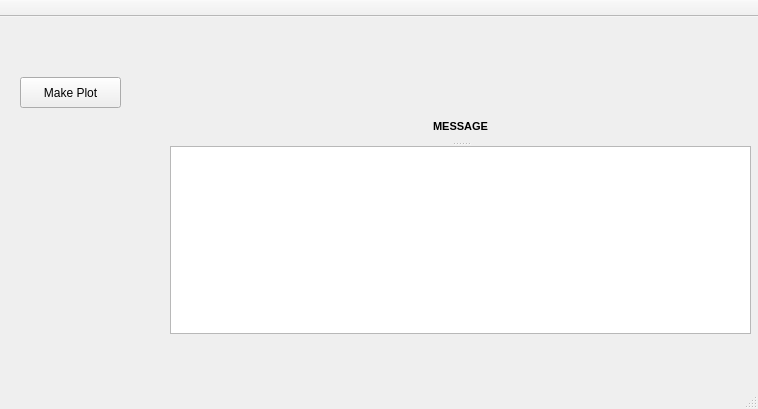
Qt form view/ui/Main.ui (kdt89/py_PUC_Boxplot) before a commit.
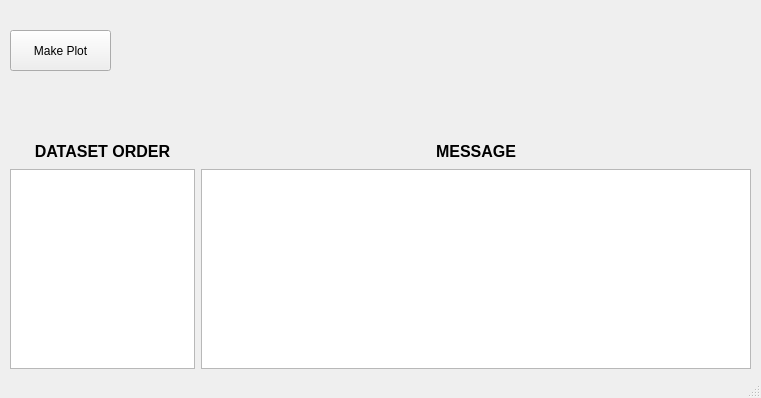
The same form after that commit.

```diff
--- a/view/ui/Main.ui
+++ b/view/ui/Main.ui
@@ -6,8 +6,8 @@
    <rect>
     <x>0</x>
     <y>0</y>
-    <width>758</width>
-    <height>409</height>
+    <width>761</width>
+    <height>398</height>
    </rect>
   </property>
   <property name="sizePolicy">
@@ -23,74 +23,126 @@
    <widget class="QPushButton" name="btnMakePlot">
     <property name="geometry">
      <rect>
-      <x>20</x>
-      <y>60</y>
+      <x>10</x>
+      <y>30</y>
       <width>101</width>
-      <height>31</height>
+      <height>41</height>
      </rect>
     </property>
     <property name="text">
      <string>Make Plot</string>
     </property>
    </widget>
-   <widget class="QSplitter" name="splitter">
+   <widget class="QWidget" name="gridLayoutWidget">
     <property name="geometry">
      <rect>
-      <x>170</x>
-      <y>95</y>
-      <width>581</width>
-      <height>222</height>
+      <x>10</x>
+      <y>140</y>
+      <width>741</width>
+      <height>231</height>
      </rect>
     </property>
-    <property name="sizePolicy">
-     <sizepolicy hsizetype="Expanding" vsizetype="Expanding">
-      <horstretch>1</horstretch>
-      <verstretch>1</verstretch>
-     </sizepolicy>
-    </property>
-    <property name="orientation">
-     <enum>Qt::Vertical</enum>
-    </property>
-    <widget class="QLabel" name="lblMessageHeader">
-     <property name="minimumSize">
-      <size>
-       <width>70</width>
-       <height>30</height>
-      </size>
-     </property>
-     <property name="font">
-      <font>
-       <pointsize>10</pointsize>
-      </font>
-     </property>
-     <property name="text">
-      <string>&lt;html&gt;&lt;head/&gt;&lt;body&gt;&lt;p align=&quot;center&quot;&gt;&lt;span style=&quot; font-size:8pt; font-weight:700;&quot;&gt;MESSAGE&lt;/span&gt;&lt;/p&gt;&lt;/body&gt;&lt;/html&gt;</string>
-     </property>
-    </widget>
-    <widget class="QTextBrowser" name="txtbrowserMessage"/>
+    <layout class="QGridLayout" name="gridLayout">
+     <item row="1" column="0">
+      <widget class="QTextEdit" name="textEdit_datasetOrderList">
+       <property name="sizePolicy">
+        <sizepolicy hsizetype="Minimum" vsizetype="Minimum">
+         <horstretch>0</horstretch>
+         <verstretch>0</verstretch>
+        </sizepolicy>
+       </property>
+       <property name="minimumSize">
+        <size>
+         <width>30</width>
+         <height>100</height>
+        </size>
+       </property>
+      </widget>
+     </item>
+     <item row="1" column="1">
+      <widget class="QTextBrowser" name="txtbrowserOperationMessage">
+       <property name="sizePolicy">
+        <sizepolicy hsizetype="Fixed" vsizetype="Fixed">
+         <horstretch>0</horstretch>
+         <verstretch>0</verstretch>
+        </sizepolicy>
+       </property>
+       <property name="minimumSize">
+        <size>
+         <width>550</width>
+         <height>200</height>
+        </size>
+       </property>
+      </widget>
+     </item>
+     <item row="1" column="2">
+      <spacer name="horizontalSpacer">
+       <property name="orientation">
+        <enum>Qt::Horizontal</enum>
+       </property>
+       <property name="sizeType">
+        <enum>QSizePolicy::Fixed</enum>
+       </property>
+       <property name="sizeHint" stdset="0">
+        <size>
+         <width>0</width>
+         <height>20</height>
+        </size>
+       </property>
+      </spacer>
+     </item>
+     <item row="0" column="0">
+      <widget class="QLabel" name="lblMessageBoxLabel_2">
+       <property name="sizePolicy">
+        <sizepolicy hsizetype="Expanding" vsizetype="Fixed">
+         <horstretch>0</horstretch>
+         <verstretch>0</verstretch>
+        </sizepolicy>
+       </property>
+       <property name="minimumSize">
+        <size>
+         <width>131</width>
+         <height>13</height>
+        </size>
+       </property>
+       <property name="font">
+        <font>
+         <pointsize>10</pointsize>
+        </font>
+       </property>
+       <property name="text">
+        <string>&lt;html&gt;&lt;head/&gt;&lt;body&gt;&lt;p align=&quot;center&quot;&gt;&lt;span style=&quot; font-size:12pt; font-weight:700;&quot;&gt;DATASET ORDER&lt;/span&gt;&lt;/p&gt;&lt;/body&gt;&lt;/html&gt;</string>
+       </property>
+      </widget>
+     </item>
+     <item row="0" column="1">
+      <widget class="QLabel" name="lblMessageBoxLabel">
+       <property name="sizePolicy">
+        <sizepolicy hsizetype="Expanding" vsizetype="Fixed">
+         <horstretch>0</horstretch>
+         <verstretch>0</verstretch>
+        </sizepolicy>
+       </property>
+       <property name="minimumSize">
+        <size>
+         <width>131</width>
+         <height>13</height>
+        </size>
+       </property>
+       <property name="font">
+        <font>
+         <pointsize>10</pointsize>
+        </font>
+       </property>
+       <property name="text">
+        <string>&lt;html&gt;&lt;head/&gt;&lt;body&gt;&lt;p align=&quot;center&quot;&gt;&lt;span style=&quot; font-size:12pt; font-weight:700;&quot;&gt;MESSAGE&lt;/span&gt;&lt;/p&gt;&lt;/body&gt;&lt;/html&gt;</string>
+       </property>
+      </widget>
+     </item>
+    </layout>
    </widget>
   </widget>
   <widget class="QStatusBar" name="statusbar"/>
-  <widget class="QToolBar" name="toolBar">
-   <property name="windowTitle">
-    <string>toolBar</string>
-   </property>
-   <property name="movable">
-    <bool>false</bool>
-   </property>
-   <property name="toolButtonStyle">
-    <enum>Qt::ToolButtonIconOnly</enum>
-   </property>
-   <property name="floatable">
-    <bool>false</bool>
-   </property>
-   <attribute name="toolBarArea">
-    <enum>TopToolBarArea</enum>
-   </attribute>
-   <attribute name="toolBarBreak">
-    <bool>false</bool>
-   </attribute>
-  </widget>
   <action name="actionShowPlotList">
    <property name="text">
     <string>Plot List</string>
```
Left out of the diff: 11 changed lines with no effect on the pictures.
